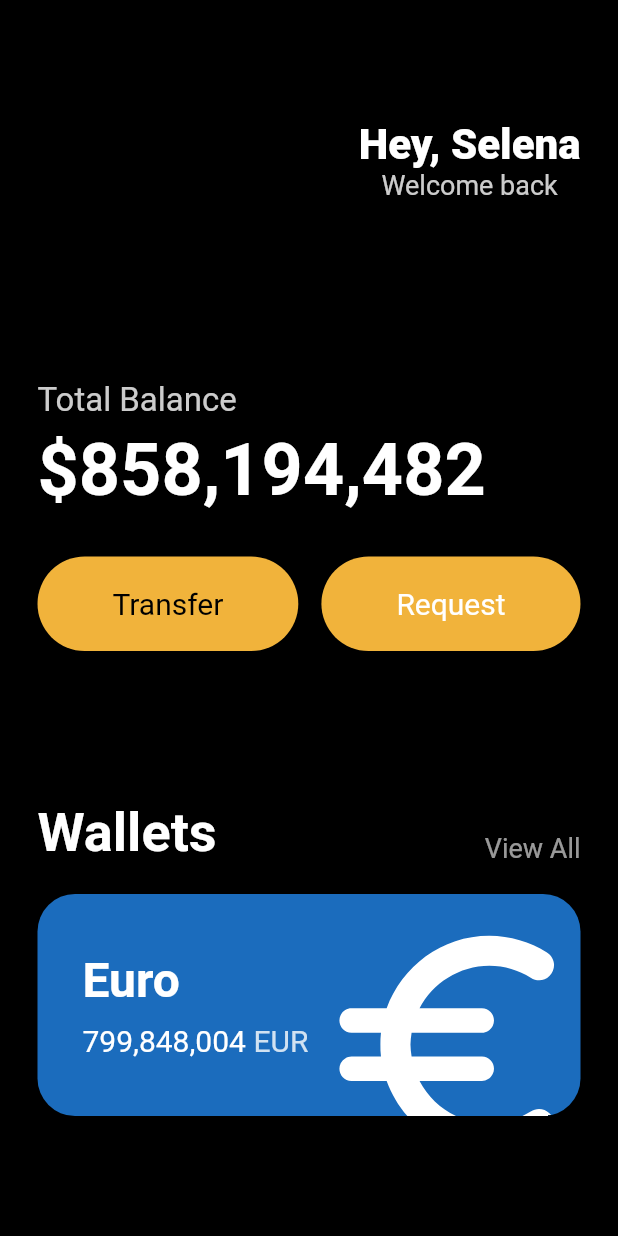
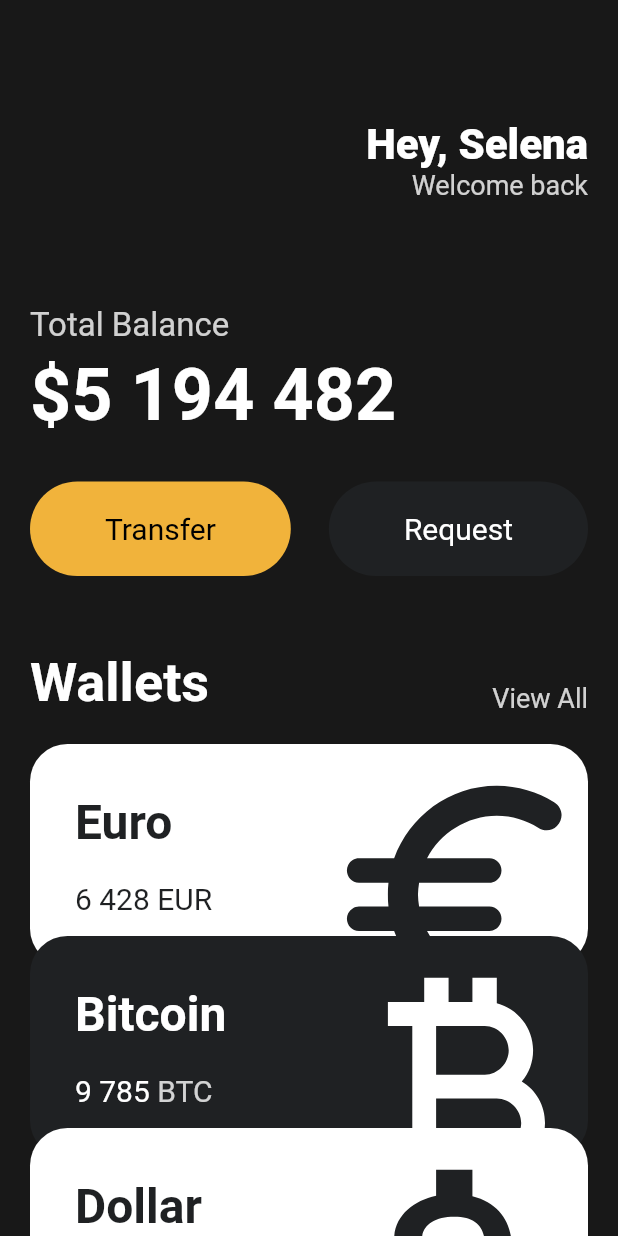
Before and after one commit to IOTspecailist/toonflix7, a Flutter app: the screen it shows after launch, on a phone screen of 412 x 824 dp. Run offline on Flutter 3.47's test engine with Material 2 defaults, Android fonts, the phone set to English and light mode, and no system bars.

Commit message:
code challenge done

```diff
--- a/lib/main.dart
+++ b/lib/main.dart
@@ -1,5 +1,6 @@
 import 'package:flutter/material.dart';
 import 'package:toonflix7/widgets/botton.dart';
+import 'package:toonflix7/widgets/currency_card.dart';
 
 void main() {
   runApp(App());
@@ -8,39 +9,25 @@
 class App extends StatelessWidget {
   @override
   Widget build(BuildContext context) {
-    //빌드 위젯을 오버라이드
     return MaterialApp(
-      // 위젯의 시작과 끝은 괄호다
-      // 리턴에 위젯을 선언해버리네
-      //이 맨처음 위젯이 맨아래 깔리는 땅 같은 느낌이고
-      // 그다음 scaffold라는 위젯을 깔고 그위에 padding 위젯깔고 이런 느낌이다
       home: Scaffold(
-        //home은 변수인데 타입이 위젯이라 scaffold 위젯으로 초기화
-        backgroundColor: const Color.fromARGB(255, 0, 0, 0),
-        //Scaffold 위젯의 변수인 backgroundColor 는 color타입 변수
-        body: Padding(
-          //backgroundColor와 body 둘다 Scaffold 위젯의 변수지만
-          // body는 자료형이 위젯이라 왼쪽에 하위클래스 라인이 생겼다
+        backgroundColor: const Color(0xFF181818),
+        body: SingleChildScrollView(
+          child: Padding(
             padding: const EdgeInsets.symmetric(
-            horizontal: 25,
+              horizontal: 20,
             ),
             child: Column(
               crossAxisAlignment: CrossAxisAlignment.start,
-            //컬럼위젯을 개발자도구로 보면 폰 전체 세로범위를 나타낸다
-            //컬럼전체 align을 왼쪽(start)으로 했지만 서브위젯에서
-            //오른쪽으로 하면 컬럼 내에서 오른쪽으로 (시릴)가네
               children: [
-              //List<위젯> 자료형인 children
                 const SizedBox(
-                //그냥 박스네 nico눈 박스크기를 가지고 화면내부 글자위치를 조정함
                   height: 80,
                 ),
                 Row(
                   mainAxisAlignment: MainAxisAlignment.end,
                   children: [
-                  //children은 List<위젯>이니까 대괄호로 시작
                     Column(
-                    crossAxisAlignment: CrossAxisAlignment.center,
+                      crossAxisAlignment: CrossAxisAlignment.end,
                       children: const [
                         Text(
                           'Hey, Selena',
@@ -62,7 +49,7 @@
                   ],
                 ),
                 const SizedBox(
-                height: 120,
+                  height: 70,
                 ),
                 Text(
                   'Total Balance',
@@ -75,7 +62,7 @@
                   height: 5,
                 ),
                 const Text(
-                '\$858,194,482',
+                  '\$5 194 482',
                   style: TextStyle(
                     fontSize: 48,
                     fontWeight: FontWeight.w600,
@@ -95,13 +82,13 @@
                     ),
                     Button(
                       text: 'Request',
-                    bgColor: Color(0xFFF1B33B),
+                      bgColor: Color(0xFF1F2123),
                       textColor: Colors.white,
                     ),
                   ],
                 ),
                 const SizedBox(
-                height: 100,
+                  height: 50,
                 ),
                 Row(
                   crossAxisAlignment: CrossAxisAlignment.end,
@@ -118,7 +105,7 @@
                     Text(
                       'View All',
                       style: TextStyle(
-                      color: Colors.white.withOpacity(0.6),
+                        color: Colors.white.withOpacity(0.8),
                         fontSize: 18,
                       ),
                     ),
@@ -127,74 +114,32 @@
                 const SizedBox(
                   height: 20,
                 ),
-              Container(
-                //유로 이미지 카드는 컨테이너로 담았군
-                //이미지는 컨테이너인가
-                clipBehavior: Clip.hardEdge,
-                //이 부분을 바꾸면 유로 로고가 컨테이너 범위를 초과한다
-
-                decoration: BoxDecoration(
-                  color: const Color.fromARGB(255, 27, 108, 189),
-                  borderRadius: BorderRadius.circular(25), //모서리라운드
+                const CurrencyCard(
+                  name: 'Euro',
+                  code: 'EUR',
+                  amount: '6 428',
+                  icon: Icons.euro_rounded,
+                  isInverted: true,
+                  offset1: 0,
                 ),
-                child: Padding(
-                  padding: const EdgeInsets.all(30),
-                  child: Row(
-                    mainAxisAlignment: MainAxisAlignment.spaceBetween,
-                    children: [
-                      Column(
-                        crossAxisAlignment: CrossAxisAlignment.start,
-                        children: [
-                          const Text(
-                            'Euro',
-                            style: TextStyle(
-                              color: Colors.white,
-                              fontSize: 32,
-                              fontWeight: FontWeight.w600,
+                const CurrencyCard(
+                  name: 'Bitcoin',
+                  code: 'BTC',
+                  amount: '9 785',
+                  icon: Icons.currency_bitcoin,
+                  isInverted: false,
+                  offset1: -20,
                 ),
-                          ),
-                          const SizedBox(
-                            height: 10,
-                          ),
-                          Row(
-                            children: [
-                              const Text(
-                                '799,848,004',
-                                style: TextStyle(
-                                  color: Colors.white,
-                                  fontSize: 20,
-                                ),
-                              ),
-                              const SizedBox(
-                                width: 5,
-                              ),
-                              Text(
-                                'EUR',
-                                style: TextStyle(
-                                  color: Colors.white.withOpacity(0.8),
-                                  fontSize: 20,
-                                ),
+                const CurrencyCard(
+                  name: 'Dollar',
+                  code: 'USD',
+                  amount: '428',
+                  icon: Icons.attach_money_outlined,
+                  isInverted: true,
+                  offset1: -40,
                 ),
               ],
-                          )
-                        ],
             ),
-                      Transform.scale(
-                        scale: 2.2,
-                        child: Transform.translate(
-                          offset: const Offset(-5, 12),
-                          child: const Icon(
-                            Icons.euro_rounded, //유로모양
-                            color: Colors.white,
-                            size: 88,
-                          ),
-                        ),
-                      )
-                    ],
-                  ),
-                ),
-              ),
-            ],
           ),
         ),
       ),
--- /dev/null
+++ b/lib/widgets/currency_card.dart
@@ -0,0 +1,92 @@
+import 'package:flutter/material.dart';
+
+class CurrencyCard extends StatelessWidget {
+  final String name, code, amount;
+  final IconData icon;
+  final bool isInverted;
+  final double offset1;
+
+  final _blackColor = const Color(0xFF1F2123);
+
+  const CurrencyCard({
+    super.key,
+    required this.name,
+    required this.code,
+    required this.amount,
+    required this.icon,
+    required this.isInverted,
+    required this.offset1,
+  });
+
+  @override
+  Widget build(BuildContext context) {
+    return Transform.translate(
+      offset: Offset(0, offset1),
+      child: Container(
+        clipBehavior: Clip.hardEdge,
+        decoration: BoxDecoration(
+          color: isInverted ? Colors.white : _blackColor,
+          borderRadius: BorderRadius.circular(25),
+        ),
+        child: Padding(
+          padding: const EdgeInsets.all(30),
+          child: Row(
+            mainAxisAlignment: MainAxisAlignment.spaceBetween,
+            children: [
+              Column(
+                crossAxisAlignment: CrossAxisAlignment.start,
+                children: [
+                  Text(
+                    name,
+                    style: TextStyle(
+                      color: isInverted ? _blackColor : Colors.white,
+                      fontSize: 32,
+                      fontWeight: FontWeight.w600,
+                    ),
+                  ),
+                  const SizedBox(
+                    height: 20,
+                  ),
+                  Row(
+                    children: [
+                      Text(
+                        amount,
+                        style: TextStyle(
+                          color: isInverted ? _blackColor : Colors.white,
+                          fontSize: 20,
+                        ),
+                      ),
+                      const SizedBox(
+                        width: 5,
+                      ),
+                      Text(
+                        code,
+                        style: TextStyle(
+                          color: isInverted
+                              ? _blackColor
+                              : Colors.white.withOpacity(0.8),
+                          fontSize: 20,
+                        ),
+                      ),
+                    ],
+                  )
+                ],
+              ),
+              Transform.scale(
+                scale: 2.2,
+                child: Transform.translate(
+                  offset: const Offset(-5, 12),
+                  child: Icon(
+                    icon,
+                    color: isInverted ? _blackColor : Colors.white,
+                    size: 88,
+                  ),
+                ),
+              )
+            ],
+          ),
+        ),
+      ),
+    );
+  }
+}
```
Lines whose indentation alone changed are shown as unchanged.
